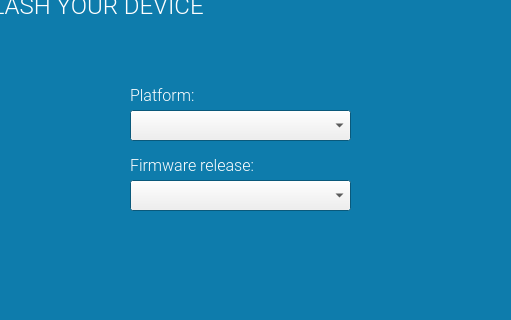
Old version of the form src/wizard/wizard.ui in the repository olgierdh/mongoose-flashing-tool; both pictures show x 329 to 840 and y 100 to 420 of the 840 by 520 pixel window.
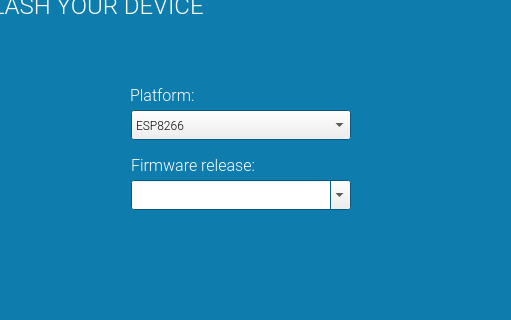
New version of the form. The open tabs and pages were chosen to show the change. Icons and pictures are not drawn.

Commit message:
Wizard: platform and firmware selection
Release info is configured by a JSON file.
We ship one embedded in the binary, in the future we may want to update
it from a server.

PUBLISHED_FROM=848ada2087d8f2e358b10fc2f650905b09fa4840

Patch:
```diff
--- a/src/wizard/wizard.ui
+++ b/src/wizard/wizard.ui
@@ -1041,10 +1041,10 @@
      <widget class="QComboBox" name="s2_platfromSel">
       <property name="geometry">
        <rect>
-        <x>459</x>
+        <x>460</x>
         <y>150</y>
-        <width>221</width>
-        <height>31</height>
+        <width>220</width>
+        <height>30</height>
        </rect>
       </property>
       <property name="autoFillBackground">
@@ -1053,14 +1053,27 @@
       <property name="styleSheet">
        <string notr="true"/>
       </property>
+      <property name="currentText">
+       <string notr="true">ESP8266</string>
+      </property>
+      <item>
+       <property name="text">
+        <string notr="true">ESP8266</string>
+       </property>
+      </item>
+      <item>
+       <property name="text">
+        <string notr="true">CC3200</string>
+       </property>
+      </item>
      </widget>
      <widget class="QLabel" name="s2_label_12">
       <property name="geometry">
        <rect>
-        <x>459</x>
+        <x>460</x>
         <y>180</y>
-        <width>181</width>
-        <height>51</height>
+        <width>180</width>
+        <height>50</height>
        </rect>
       </property>
       <property name="palette">
@@ -1175,10 +1188,10 @@
      <widget class="QComboBox" name="s2_fwSel">
       <property name="geometry">
        <rect>
-        <x>459</x>
+        <x>460</x>
         <y>220</y>
-        <width>221</width>
-        <height>31</height>
+        <width>220</width>
+        <height>30</height>
        </rect>
       </property>
       <property name="autoFillBackground">
@@ -1187,6 +1200,9 @@
       <property name="styleSheet">
        <string notr="true"/>
       </property>
+      <property name="editable">
+       <bool>true</bool>
+      </property>
      </widget>
      <widget class="QLabel" name="s2_label_2">
       <property name="geometry">
```
Left out of the diff: 15 changed lines with no effect on the pictures. The commit also changes 5 other files.
